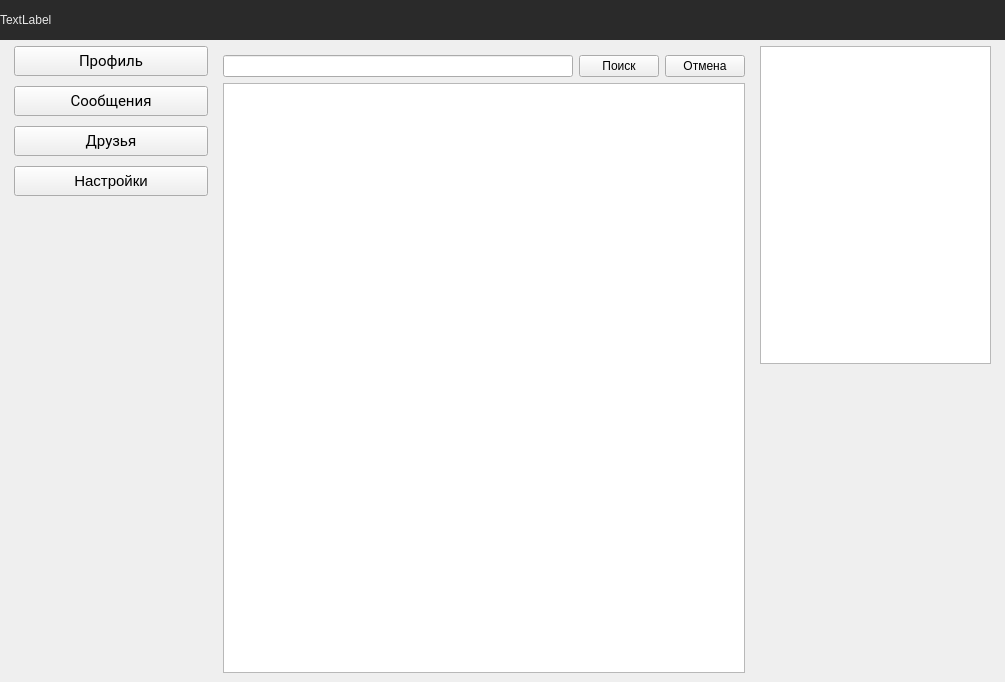
Before: the Qt Designer form ui/mainwindow.ui in Korostast/chat-database-project, drawn with Qt 5.
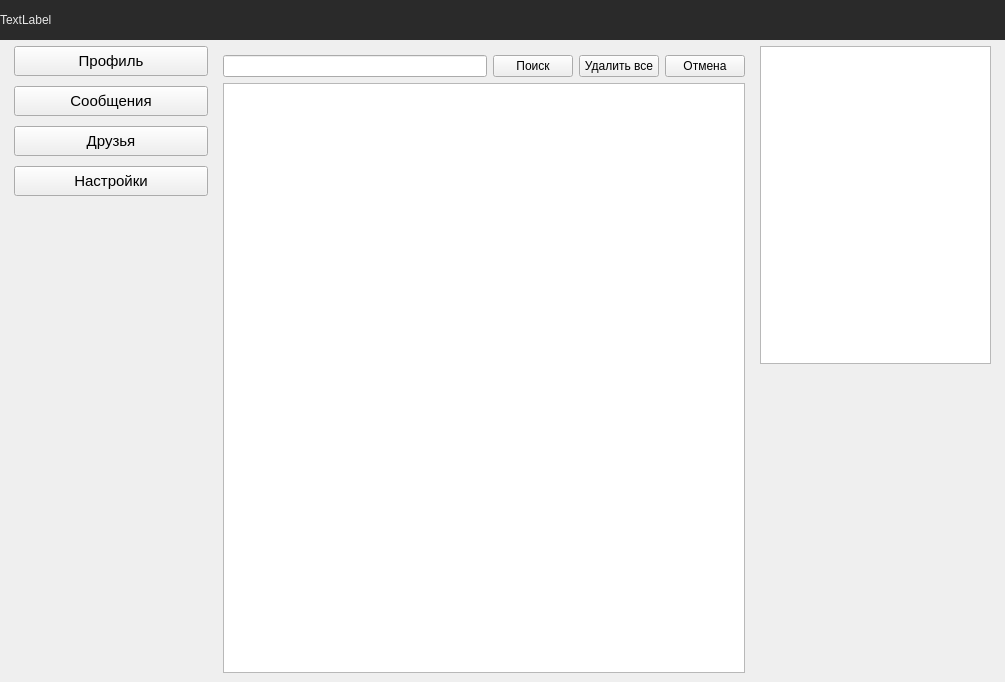
After: the same form once the commit is applied. The open tabs and pages were chosen to show the change. Custom widgets are drawn as their Qt base class.

Commit message: Now admin can delete messages by pattern. Added counter for friends and requests labels. Some UI improvements.

Diff of the .ui file:
```diff
--- a/ui/mainwindow.ui
+++ b/ui/mainwindow.ui
@@ -548,7 +548,6 @@
               </property>
               <property name="font">
                <font>
-                <family>Roboto</family>
                 <pointsize>11</pointsize>
                 <bold>false</bold>
                </font>
@@ -574,7 +573,6 @@
               </property>
               <property name="font">
                <font>
-                <family>Roboto</family>
                 <pointsize>11</pointsize>
                </font>
               </property>
@@ -599,7 +597,6 @@
               </property>
               <property name="font">
                <font>
-                <family>Roboto</family>
                 <pointsize>11</pointsize>
                </font>
               </property>
@@ -1752,6 +1749,13 @@
                   </property>
                  </widget>
                 </item>
+                <item>
+                 <widget class="QPushButton" name="messages_search_remove_messages">
+                  <property name="text">
+                   <string>Удалить все</string>
+                  </property>
+                 </widget>
+                </item>
                 <item>
                  <widget class="QPushButton" name="messages_search_cancel">
                   <property name="text">
```
Left out of the diff: 2 changed lines with no effect on the pictures. The commit also changes 7 other files.
